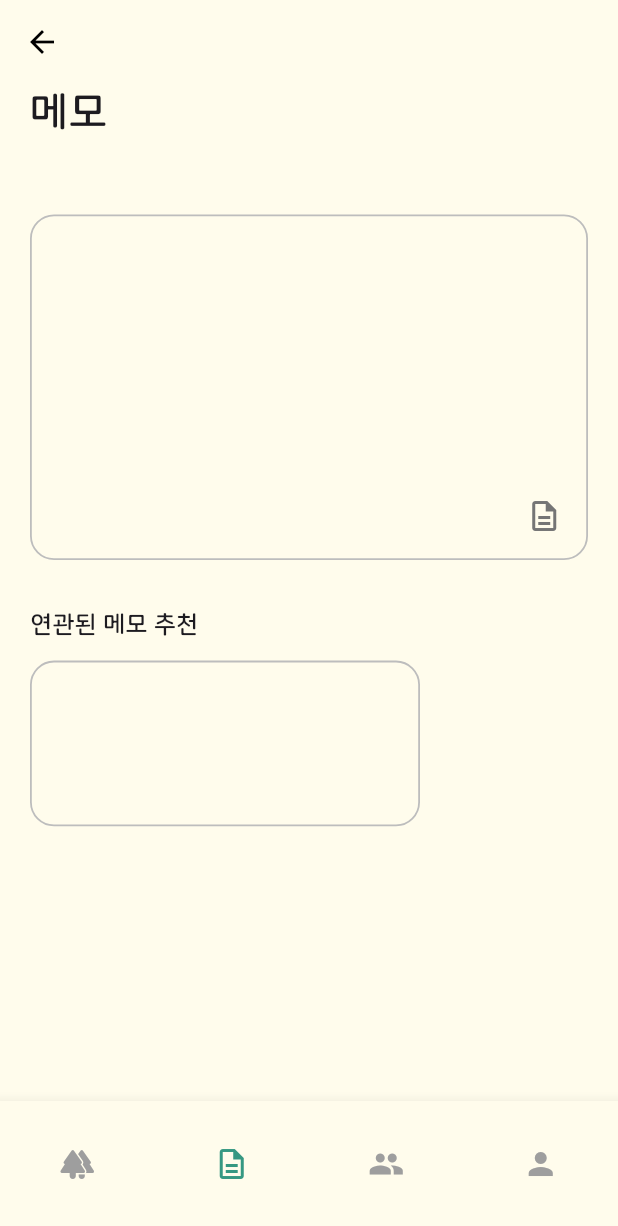
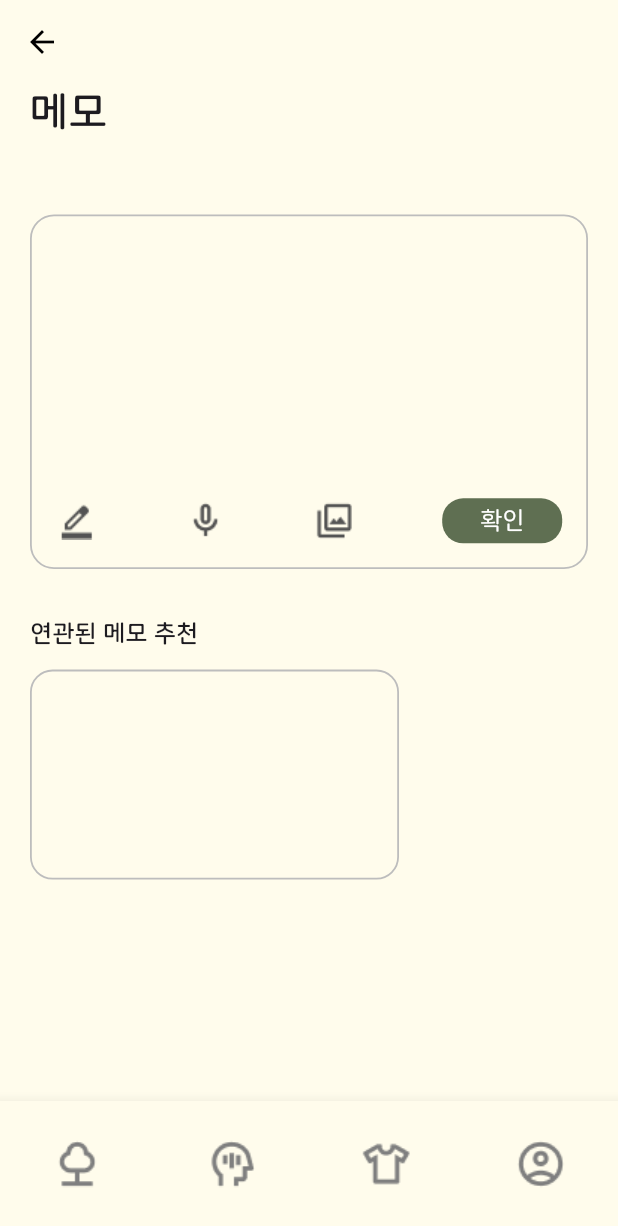
Before and after one commit to IDEA-SOOP/frontend, a Flutter app: the MemoDetailCardView screen opened directly with empty values, on a phone screen of 412 x 824 dp. Shown: the top 1226 px of the screen. Run offline on Flutter 3.47's test engine with Material 3 defaults, Android fonts, the phone set to English and light mode, and no system bars; missing offline and left inert: kakao_flutter_sdk_user.

Commit message:
디자인일부, 아이콘 수정

```diff
--- a/lib/screen/HistoryView.dart
+++ b/lib/screen/HistoryView.dart
@@ -100,7 +100,9 @@ class _HistoryViewState extends State<HistoryView> {
                   onPressed: () {
                     Navigator.push(
                       context,
-                  MaterialPageRoute(builder: (context) => HistoryViewSearch()),
+                      MaterialPageRoute(
+                        builder: (context) => HistoryViewSearch(),
+                      ),
                     );
                   },
                   icon: Icon(Icons.search),
@@ -280,9 +282,29 @@ class MemoContentCard extends StatelessWidget {
             Text(memo['content'] ?? '', style: TextStyle(fontSize: 12)),
             const SizedBox(height: 130),
             Row(
-              mainAxisAlignment: MainAxisAlignment.end,
+              mainAxisAlignment: MainAxisAlignment.spaceBetween,
               children: [
-                Icon(Icons.description_outlined, color: Colors.grey[600]),
+                Image.asset('assets/images/edit.png', width: 28, height: 28),
+                Image.asset('assets/images/mic.png', width: 28, height: 28),
+                Image.asset('assets/images/gallery.png', width: 28, height: 28),
+                Container(
+                  width: 80,
+                  height: 30,
+                  decoration: BoxDecoration(
+                    color: activatedNextbuttonColor,
+                    borderRadius: BorderRadius.circular(14),
+                  ),
+                  child: Center(
+                    child: Text(
+                      '확인',
+                      style: TextStyle(
+                        color: Colors.white,
+                        fontSize: 16,
+                        fontFamily: 'NanumSquareRound',
+                      ),
+                    ),
+                  ),
+                ),
               ],
             ),
           ],
@@ -301,11 +323,12 @@ class RelatedMemoCard extends StatelessWidget {
   @override
   Widget build(BuildContext context) {
     return Container(
-      width: 260,
+      width: 246,
+      height: 140,
       decoration: BoxDecoration(
         color: Colors.transparent,
         border: Border.all(color: Colors.grey[400]!, width: 1.2),
-        borderRadius: BorderRadius.circular(16),
+        borderRadius: BorderRadius.circular(15),
       ),
       child: Padding(
         padding: const EdgeInsets.all(16.0),
@@ -453,8 +476,12 @@ List<Widget> buildTagChips(String? tags) {
           padding: const EdgeInsets.only(left: 4),
           child: Chip(
             label: Text(tag),
-            backgroundColor: Color(0xFFF7EDD8),
-            labelStyle: TextStyle(fontSize: 10, color: Colors.brown[700]),
+            backgroundColor: Color(0xFFF0EBCE),
+            side: BorderSide.none,
+            shape: RoundedRectangleBorder(
+              borderRadius: BorderRadius.circular(60),
+            ),
+            labelStyle: TextStyle(fontSize: 10, color: textColorFirst),
             padding: EdgeInsets.zero,
             visualDensity: VisualDensity.compact,
           ),
--- a/lib/screen/home_screen.dart
+++ b/lib/screen/home_screen.dart
@@ -131,10 +131,7 @@ class HomeAppBar extends StatelessWidget {
                     style: TextStyle(fontSize: 24, fontWeight: FontWeight.bold),
                   ),
                   const SizedBox(height: 8),
-                  Text(
-                    formattedDate,
-                    style: const TextStyle(fontSize: 16,),
-                  ),
+                  Text(formattedDate, style: const TextStyle(fontSize: 16)),
                 ],
               ),
             ),
@@ -171,7 +168,11 @@ class HomeBottomNav extends StatelessWidget {
                   MaterialPageRoute(builder: (context) => HomeScreen()),
                 );
               },
-              icon: const Icon(Icons.forest_rounded),
+              icon: Image.asset(
+                'assets/images/bottomicon_1.png',
+                width: 35,
+                height: 35,
+              ),
             ),
             label: "home",
           ),
@@ -183,12 +184,28 @@ class HomeBottomNav extends StatelessWidget {
                   MaterialPageRoute(builder: (context) => HistoryView()),
                 );
               },
-              icon: Icon(Icons.description_outlined),
+              icon: Image.asset(
+                'assets/images/bottomicon_22.png',
+                width: 35,
+                height: 35,
+              ),
             ),
             label: "idea block",
           ),
-          const BottomNavigationBarItem(
-            icon: Icon(Icons.people),
+          BottomNavigationBarItem(
+            icon: IconButton(
+              onPressed: () {
+                Navigator.push(
+                  context,
+                  MaterialPageRoute(builder: (context) => HistoryView()),
+                );
+              },
+              icon: Image.asset(
+                'assets/images/bottomicon_3.png',
+                width: 35,
+                height: 35,
+              ),
+            ),
             label: "community",
           ),
           BottomNavigationBarItem(
@@ -199,7 +216,11 @@ class HomeBottomNav extends StatelessWidget {
                   MaterialPageRoute(builder: (context) => MyPageScreen()),
                 );
               },
-              icon: Icon(Icons.person),
+              icon: Image.asset(
+                'assets/images/bottomicon_4.png',
+                width: 35,
+                height: 35,
+              ),
             ),
             label: "user",
           ),
@@ -264,7 +285,10 @@ class HomeQuestionCard extends StatelessWidget {
               ),
               if (!isAnswering)
                 IconButton(
-                  onPressed: (savedAnswer == null || savedAnswer == "") ? onStartAnswer : onEditAnswer,
+                  onPressed:
+                      (savedAnswer == null || savedAnswer == "")
+                          ? onStartAnswer
+                          : onEditAnswer,
                   icon: Icon(Icons.edit_rounded),
                 ),
             ],
@@ -289,7 +313,7 @@ class HomeQuestionCard extends StatelessWidget {
             else
               Column(
                 children: [
-                  SizedBox(height: 12,),
+                  SizedBox(height: 12),
                   _AnswerField(
                     controller: answerController,
                     onCancel: onCancel,
@@ -341,7 +365,7 @@ class _AnswerField extends StatelessWidget {
         Container(
           decoration: BoxDecoration(
             color: backgroundColorStrong,
-            borderRadius: BorderRadius.circular(10)
+            borderRadius: BorderRadius.circular(10),
           ),
           child: TextField(
             controller: controller,
@@ -382,7 +406,7 @@ class _AnswerField extends StatelessWidget {
                   backgroundColor: pointColorStrong,
                   shape: RoundedRectangleBorder(
                     borderRadius: BorderRadius.circular(8),
-                    side: const BorderSide(color: pointColorStrong),
+                    side: const BorderSide(color: activatedNextbuttonColor),
                   ),
                 ),
                 child: Text(
```
Also changed, not shown: lib/screen/onboarding/NameSelectScreen.dart (+0 -18 lines), lib/screen/onboarding/TopicSelectScreen.dart (+8 -8 lines), assets/images/auto_stories.png (added), assets/images/bottomicon_1.png (added), assets/images/bottomicon_2.png (added), assets/images/bottomicon_22.png (added), assets/images/bottomicon_3.png (added), assets/images/bottomicon_4.png (added), assets/images/business_center.png (added), assets/images/edit.png (added), assets/images/favorite.png (added), assets/images/gallery.png (added), assets/images/handshake.png (added), assets/images/interests.png (added), 2 more files. Lines whose indentation alone changed are shown as unchanged.
